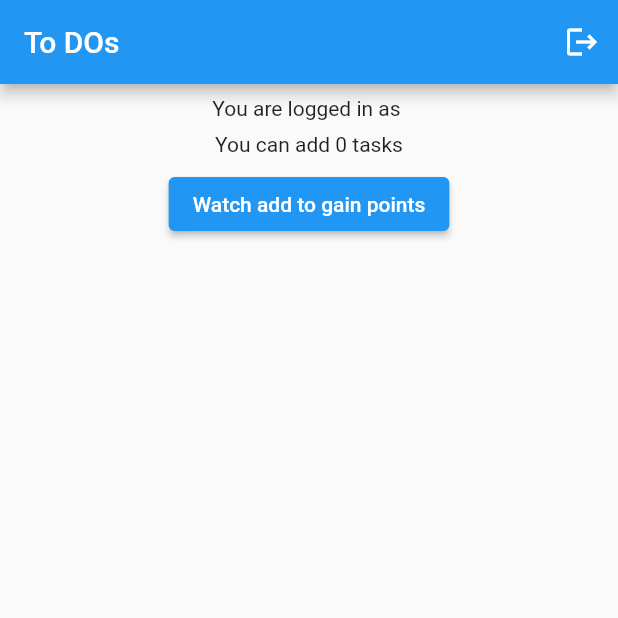
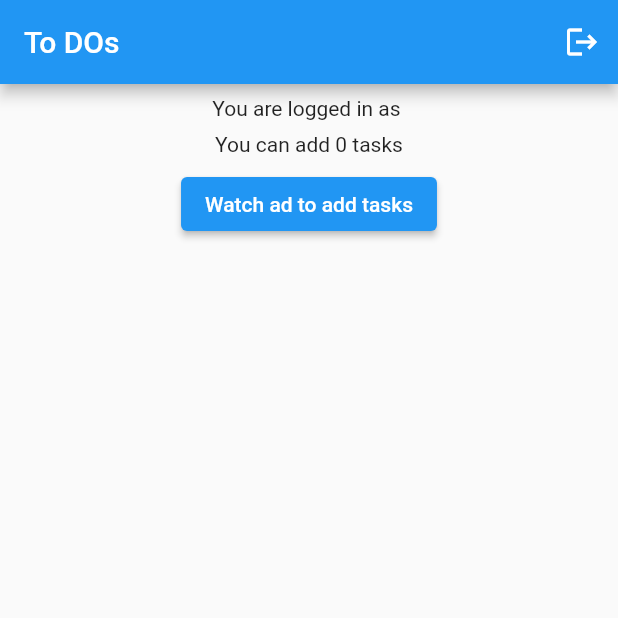
Before and after one commit to maciejjagodzinski/AdToAdd, a Flutter app: the screen it shows once a user with an empty profile is signed in, on a phone screen of 412 x 824 dp, the top half of it. Run offline on Flutter 3.47's test engine with Material 2 defaults, Android fonts, the phone set to English and light mode, and no system bars; our stand-ins replace bloc, cloud_firestore, firebase_auth, firebase_core, flutter_bloc, freezed_annotation and 2 more; accounts and stored records are empty.

Commit message:
Change play ad button text

```diff
--- a/lib/features/todo/pages/todo_page.dart
+++ b/lib/features/todo/pages/todo_page.dart
@@ -86,10 +86,11 @@ class ToDoPage extends StatelessWidget {
                     Padding(
                       padding: const EdgeInsets.all(8.0),
                       child: ElevatedButton(
-                          onPressed: () {
-                            adManager.showRewardedAd();
-                          },
-                          child: const Text('Watch add to gain points')),
+                        onPressed: () {
+                          adManager.showRewardedAd();
+                        },
+                        child: const Text('Watch ad to add tasks'),
+                      ),
                     )
                   else
                     const SizedBox(height: 40),
```
